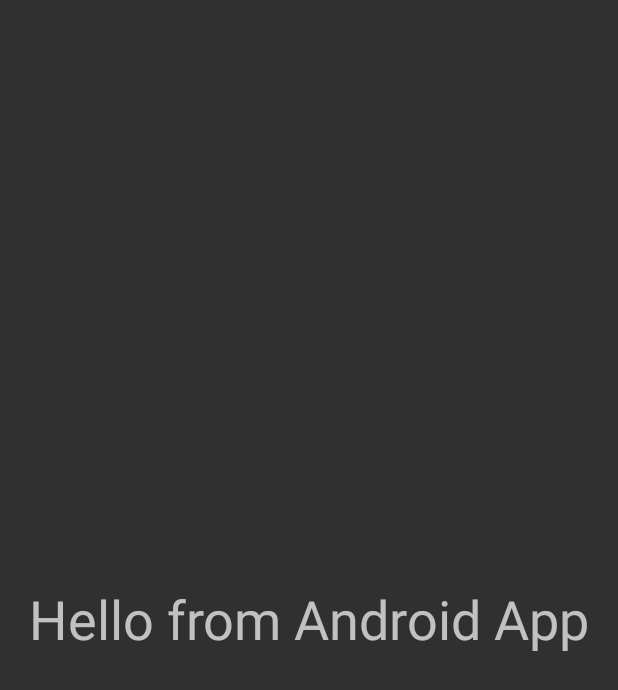
After one commit to evgkit/friendly-fiesta, an Android app: the layout activity_another.xml on its own in the app's theme, with its tools: preview values and no code run, on a phone screen of 412 x 824 dp. The commit adds this screen. Shown: the top 690 px of the screen. Run offline under Robolectric (Android 15) with nearby library versions, the phone set to English and light mode, and no system bars.

Commit message:
Add AnotherActivity

```diff
--- /dev/null
+++ b/app/src/main/res/layout/activity_another.xml
@@ -0,0 +1,24 @@
+<?xml version="1.0" encoding="utf-8"?>
+<android.support.constraint.ConstraintLayout
+    xmlns:android="http://schemas.android.com/apk/res/android"
+    xmlns:tools="http://schemas.android.com/tools"
+    xmlns:app="http://schemas.android.com/apk/res-auto"
+    android:layout_width="match_parent"
+    android:layout_height="match_parent"
+    tools:context="com.evgkit.simpleandroidapp.AnotherActivity">
+
+    <TextView
+        android:id="@+id/messageText"
+        android:layout_width="wrap_content"
+        android:layout_height="wrap_content"
+        android:layout_marginBottom="8dp"
+        android:layout_marginEnd="8dp"
+        android:layout_marginStart="8dp"
+        android:layout_marginTop="8dp"
+        android:text="@string/hello_text"
+        android:textSize="36sp"
+        app:layout_constraintBottom_toBottomOf="parent"
+        app:layout_constraintEnd_toEndOf="parent"
+        app:layout_constraintStart_toStartOf="parent"
+        app:layout_constraintTop_toTopOf="parent" />
+</android.support.constraint.ConstraintLayout>
--- a/app/src/main/res/values/strings.xml
+++ b/app/src/main/res/values/strings.xml
@@ -1,3 +1,8 @@
 <resources>
     <string name="app_name">SimpleAndroidApp</string>
+    <string name="show_activity">Show Activity</string>
+    <string name="send_button_text">Share</string>
+    <string name="input_message_hint">Type your message here …</string>
+    <string name="key_message">message</string>
+    <string name="hello_text">Hello from Android App</string>
 </resources>
--- a/app/src/main/res/values/styles.xml
+++ b/app/src/main/res/values/styles.xml
@@ -1,11 +1,11 @@
 <resources>
 
     <!-- Base application theme. -->
-    <style name="AppTheme" parent="Theme.AppCompat.Light.DarkActionBar">
+    <style name="AppTheme" parent="Theme.AppCompat">
         <!-- Customize your theme here. -->
-        <item name="colorPrimary">@color/colorPrimary</item>
-        <item name="colorPrimaryDark">@color/colorPrimaryDark</item>
-        <item name="colorAccent">@color/colorAccent</item>
+        <!--<item name="colorPrimary">@color/colorPrimary</item>-->
+        <!--<item name="colorPrimaryDark">@color/colorPrimaryDark</item>-->
+        <!--<item name="colorAccent">@color/colorAccent</item>-->
     </style>
 
 </resources>
```
Also changed, not shown: app/src/main/AndroidManifest.xml (+5 -3 lines), app/src/main/java/com/evgkit/simpleandroidapp/AnotherActivity.java (added, +21 -0 lines), app/src/main/java/com/evgkit/simpleandroidapp/MainActivity.java (+41 -0 lines), app/src/main/res/layout/activity_main.xml (+9 -4 lines).
